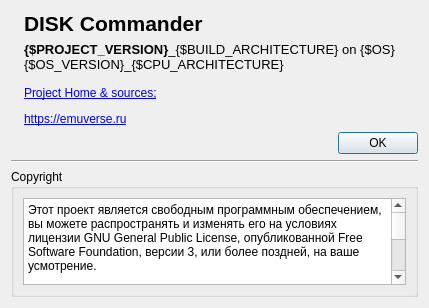
The window that src/aboutdlg.ui (Ptr314/dsk_commander) describes before a commit, drawn with Qt 5.
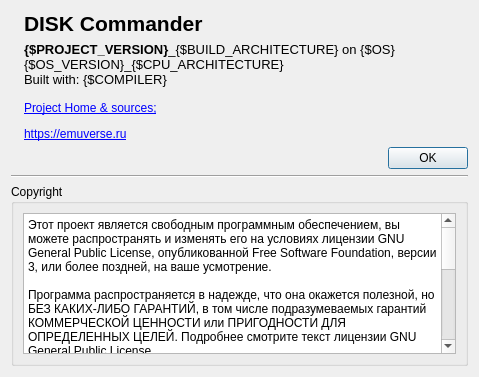
The same window after the commit. Icons and pictures are not drawn.

Commit message: compiler info

Diff of the .ui file:
```diff
--- a/src/aboutdlg.ui
+++ b/src/aboutdlg.ui
@@ -10,8 +10,8 @@
    <rect>
     <x>0</x>
     <y>0</y>
-    <width>429</width>
-    <height>308</height>
+    <width>479</width>
+    <height>377</height>
    </rect>
   </property>
   <property name="windowTitle">
@@ -54,7 +54,7 @@
        <item>
         <widget class="QLabel" name="info_label">
          <property name="text">
-          <string notr="true">&lt;html&gt;&lt;head/&gt;&lt;body&gt;&lt;p&gt;&lt;span style=&quot; font-size:10pt; font-weight:700;&quot;&gt;{$PROJECT_VERSION}&lt;/span&gt;&lt;span style=&quot; font-size:10pt;&quot;&gt;_{$BUILD_ARCHITECTURE} on {$OS} {$OS_VERSION}_{$CPU_ARCHITECTURE}&lt;/span&gt;&lt;br/&gt;&lt;br/&gt;&lt;a href=&quot;https://github.com/Ptr314/dsk_commander&quot;&gt;&lt;span style=&quot; text-decoration: underline; color:#0000ff;&quot;&gt;Project Home &amp;amp; sources;&lt;/span&gt;&lt;/a&gt;&lt;/p&gt;&lt;p&gt;&lt;a href=&quot;https://emuverse.ru&quot;&gt;&lt;span style=&quot; text-decoration: underline; color:#0000ff;&quot;&gt;https://emuverse.ru&lt;/span&gt;&lt;/a&gt;&lt;/p&gt;&lt;/body&gt;&lt;/html&gt;</string>
+          <string notr="true">&lt;html&gt;&lt;head/&gt;&lt;body&gt;&lt;p&gt;&lt;span style=&quot; font-size:10pt; font-weight:700;&quot;&gt;{$PROJECT_VERSION}&lt;/span&gt;&lt;span style=&quot; font-size:10pt;&quot;&gt;_{$BUILD_ARCHITECTURE} on {$OS} {$OS_VERSION}_{$CPU_ARCHITECTURE}&lt;/span&gt;&lt;br/&gt;&lt;span style=&quot; font-size:10pt;&quot;&gt;Built with: {$COMPILER}&lt;/span&gt;&lt;br/&gt;&lt;br/&gt;&lt;a href=&quot;https://github.com/Ptr314/dsk_commander&quot;&gt;&lt;span style=&quot; text-decoration: underline; color:#0000ff;&quot;&gt;Project Home &amp;amp; sources;&lt;/span&gt;&lt;/a&gt;&lt;/p&gt;&lt;p&gt;&lt;a href=&quot;https://emuverse.ru&quot;&gt;&lt;span style=&quot; text-decoration: underline; color:#0000ff;&quot;&gt;https://emuverse.ru&lt;/span&gt;&lt;/a&gt;&lt;/p&gt;&lt;/body&gt;&lt;/html&gt;</string>
          </property>
          <property name="alignment">
           <set>Qt::AlignmentFlag::AlignLeading|Qt::AlignmentFlag::AlignLeft|Qt::AlignmentFlag::AlignTop</set>
```
Left out of the diff: 4 changed lines with no effect on the pictures. The commit also changes 4 other files.
